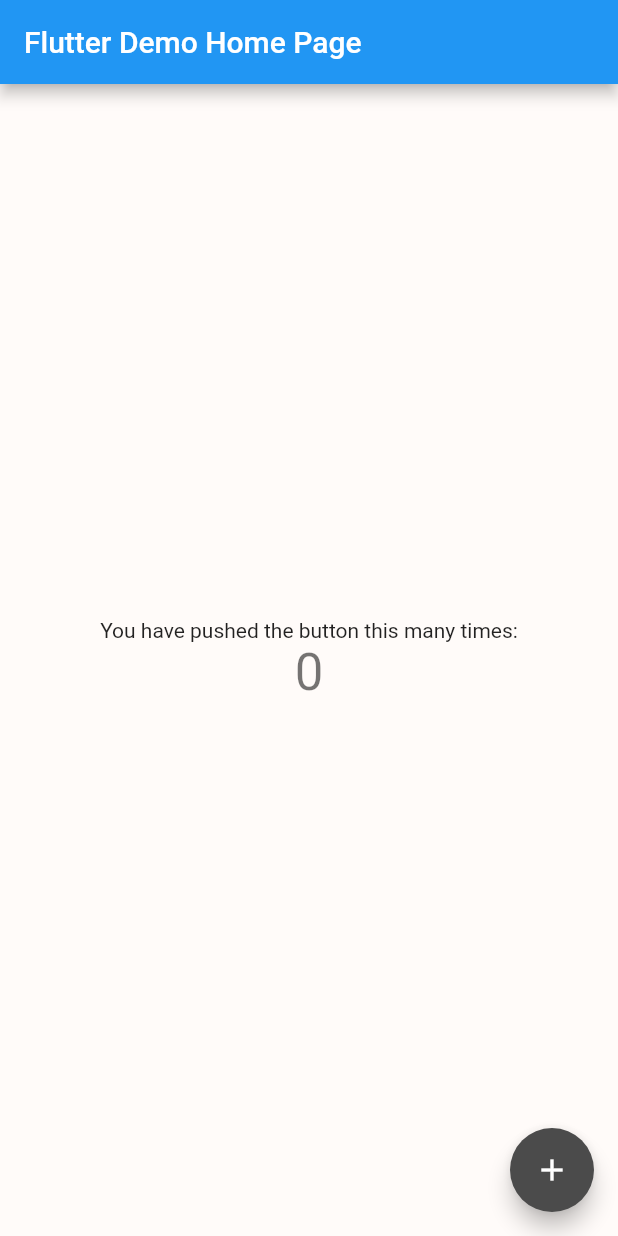
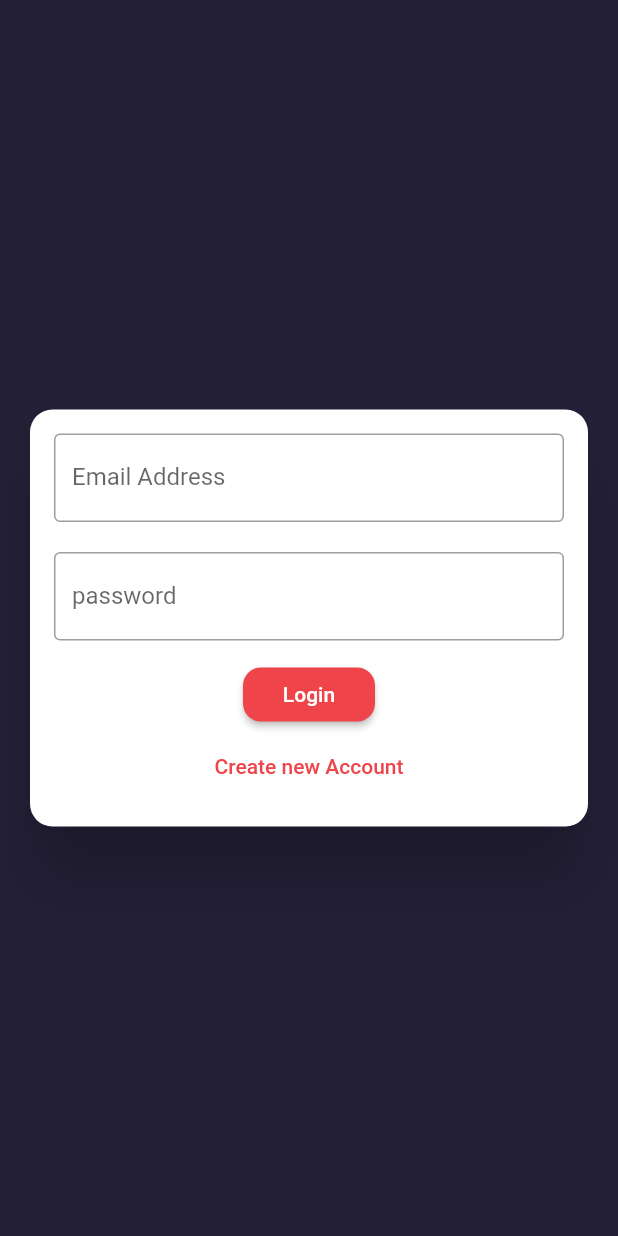
Before and after one commit to javedAJ/chat_app, a Flutter app: the screen it shows after launch, on a phone screen of 412 x 824 dp. Run offline on Flutter 3.47's test engine with Material 2 defaults, Android fonts, the phone set to English and light mode, and no system bars; our stand-ins replace cloud_firestore, firebase_core; accounts and stored records are empty.

Commit message:
till Authentication form

```diff
--- a/lib/colors.dart
+++ b/lib/colors.dart
@@ -6,4 +6,11 @@ class AppColor {
   static Color lightwhite = const Color(0xFFfffbf9);
   static Color lightblue = const Color(0xFF7da6cf);
   static Color lightpurple = const Color(0xFFdeaac5);
+  static Color red = const Color(0xFFef444a);
+  static Color red2 = const Color(0xFFf26063);
+  static Color neavyblue = const Color(0xFF242037);
+  static Color neavyblue2 = const Color(0xFF383455);
+  static Color grey1 = const Color(0xFF8d88a0);
+  static Color redfont = const Color(0xFFec4758);
+  static Color white1 = const Color(0xFFfbfffd);
 }
--- a/lib/main.dart
+++ b/lib/main.dart
@@ -1,7 +1,12 @@
+import 'package:chat_app/screens/auth_screen.dart';
+import 'package:chat_app/screens/chat_screen.dart';
 import 'package:flutter/material.dart';
 import 'colors.dart' as color;
+import 'package:firebase_core/firebase_core.dart';
 
-void main() {
+void main() async {
+  WidgetsFlutterBinding.ensureInitialized();
+  await Firebase.initializeApp();
   runApp(const MyApp());
 }
 
@@ -11,98 +16,21 @@ class MyApp extends StatelessWidget {
   @override
   Widget build(BuildContext context) {
     return MaterialApp(
-      title: 'Flutter Demo',
+      debugShowCheckedModeBanner: false,
+      title: 'ChatApp',
       theme: ThemeData(
-        primaryColor: color.AppColor.lightpink,
+        primaryColor: color.AppColor.neavyblue,
+        backgroundColor: color.AppColor.neavyblue,
+        accentColor: color.AppColor.red,
+        accentColorBrightness: Brightness.dark,
+        buttonTheme: ButtonTheme.of(context).copyWith(
+            buttonColor: color.AppColor.red,
+            textTheme: ButtonTextTheme.primary,
+            shape: RoundedRectangleBorder(
+              borderRadius: BorderRadius.circular(12),
+            )),
       ),
-      home: MyHomePage(title: 'Flutter Demo Home Page'),
+      home: AuthScreen(),
     );
   }
 }
-
-class MyHomePage extends StatefulWidget {
-  const MyHomePage({Key? key, required this.title}) : super(key: key);
-
-  // This widget is the home page of your application. It is stateful, meaning
-  // that it has a State object (defined below) that contains fields that affect
-  // how it looks.
-
-  // This class is the configuration for the state. It holds the values (in this
-  // case the title) provided by the parent (in this case the App widget) and
-  // used by the build method of the State. Fields in a Widget subclass are
-  // always marked "final".
-
-  final String title;
-
-  @override
-  State<MyHomePage> createState() => _MyHomePageState();
-}
-
-class _MyHomePageState extends State<MyHomePage> {
-  int _counter = 0;
-
-  void _incrementCounter() {
-    setState(() {
-      // This call to setState tells the Flutter framework that something has
-      // changed in this State, which causes it to rerun the build method below
-      // so that the display can reflect the updated values. If we changed
-      // _counter without calling setState(), then the build method would not be
-      // called again, and so nothing would appear to happen.
-      _counter++;
-    });
-  }
-
-  @override
-  Widget build(BuildContext context) {
-    // This method is rerun every time setState is called, for instance as done
-    // by the _incrementCounter method above.
-    //
-    // The Flutter framework has been optimized to make rerunning build methods
-    // fast, so that you can just rebuild anything that needs updating rather
-    // than having to individually change instances of widgets.
-    return Scaffold(
-      backgroundColor: color.AppColor.lightwhite,
-      appBar: AppBar(
-        // Here we take the value from the MyHomePage object that was created by
-        // the App.build method, and use it to set our appbar title.
-        title: Text(widget.title),
-      ),
-      body: Center(
-        // Center is a layout widget. It takes a single child and positions it
-        // in the middle of the parent.
-        child: Column(
-          // Column is also a layout widget. It takes a list of children and
-          // arranges them vertically. By default, it sizes itself to fit its
-          // children horizontally, and tries to be as tall as its parent.
-          //
-          // Invoke "debug painting" (press "p" in the console, choose the
-          // "Toggle Debug Paint" action from the Flutter Inspector in Android
-          // Studio, or the "Toggle Debug Paint" command in Visual Studio Code)
-          // to see the wireframe for each widget.
-          //
-          // Column has various properties to control how it sizes itself and
-          // how it positions its children. Here we use mainAxisAlignment to
-          // center the children vertically; the main axis here is the vertical
-          // axis because Columns are vertical (the cross axis would be
-          // horizontal).
-          mainAxisAlignment: MainAxisAlignment.center,
-          children: <Widget>[
-            const Text(
-              'You have pushed the button this many times:',
-            ),
-            Text(
-              '$_counter',
-              style: Theme.of(context).textTheme.headline4,
-            ),
-          ],
-        ),
-      ),
-      floatingActionButton: FloatingActionButton(
-        backgroundColor: color.AppColor.lightblack,
-        onPressed: _incrementCounter,
-        tooltip: 'Increment',
-        child: const Icon(Icons.add),
-      ), // This trailing comma makes auto-formatting nicer for build methods.
-    );
-  }
-}
--- a/lib/screens/auth_screen.dart
+++ b/lib/screens/auth_screen.dart
@@ -0,0 +1,20 @@
+import 'package:chat_app/widgets/auth/auth_form.dart';
+import 'package:flutter/material.dart';
+import 'package:chat_app/colors.dart' as color;
+
+class AuthScreen extends StatefulWidget {
+  const AuthScreen({Key? key}) : super(key: key);
+
+  @override
+  _AuthScreenState createState() => _AuthScreenState();
+}
+
+class _AuthScreenState extends State<AuthScreen> {
+  @override
+  Widget build(BuildContext context) {
+    return Scaffold(
+      backgroundColor: Theme.of(context).primaryColor,
+      body: AuthForm(),
+    );
+  }
+}
--- /dev/null
+++ b/lib/widgets/auth/auth_form.dart
@@ -0,0 +1,138 @@
+import 'package:flutter/material.dart';
+import 'package:chat_app/colors.dart' as color;
+
+class AuthForm extends StatefulWidget {
+  const AuthForm({Key? key}) : super(key: key);
+
+  @override
+  _AuthFormState createState() => _AuthFormState();
+}
+
+class _AuthFormState extends State<AuthForm> {
+  final _formKey = GlobalKey<FormState>();
+
+  var _isLogin = true;
+
+  var _userEmail = '';
+  var _userName = '';
+  var _userPassword = '';
+
+  void _trySubmit() {
+    final isValid = _formKey.currentState!.validate();
+    FocusScope.of(context).unfocus();
+
+    if (isValid) {
+      _formKey.currentState!.save();
+      print(_userEmail);
+      print(_userName);
+      print(_userPassword);
+    }
+  }
+
+  @override
+  Widget build(BuildContext context) {
+    return Center(
+      child: Card(
+        shape: RoundedRectangleBorder(
+          borderRadius: BorderRadius.circular(15),
+        ),
+        elevation: 20,
+        margin: const EdgeInsets.all(20),
+        child: SingleChildScrollView(
+          child: Padding(
+            padding: const EdgeInsets.all(16),
+            child: Form(
+                key: _formKey,
+                child: Column(
+                  mainAxisSize: MainAxisSize.min,
+                  children: <Widget>[
+                    TextFormField(
+                      validator: (value) {
+                        if (value!.isEmpty || !value.contains('@')) {
+                          return 'Please Enter a valid email address';
+                        }
+                        return null;
+                      },
+                      cursorColor: color.AppColor.red,
+                      keyboardType: TextInputType.emailAddress,
+                      decoration: InputDecoration(
+                        labelText: 'Email Address',
+                        hintText: ' Enter Email Address',
+                        border: OutlineInputBorder(
+                          borderSide:
+                              BorderSide(color: color.AppColor.neavyblue),
+                        ),
+                      ),
+                      onSaved: (value) {
+                        _userEmail = value!;
+                      },
+                    ),
+                    const SizedBox(
+                      height: 10,
+                    ),
+                    if (!_isLogin)
+                      TextFormField(
+                        validator: (value) {
+                          if (value!.isEmpty || value.length < 4) {
+                            return 'Please enter at least 4 charcters';
+                          }
+                          return null;
+                        },
+                        cursorColor: color.AppColor.red,
+                        decoration: const InputDecoration(
+                            labelText: 'Usename',
+                            border: OutlineInputBorder(),
+                            hintText: 'Enter User Name'),
+                        onSaved: (value) {
+                          _userName = value!;
+                        },
+                      ),
+                    const SizedBox(
+                      height: 10,
+                    ),
+                    TextFormField(
+                      validator: (value) {
+                        if (value!.isEmpty || value.length < 7) {
+                          return 'password must be at least 7 charcters long';
+                        }
+                        return null;
+                      },
+                      obscureText: true,
+                      cursorColor: color.AppColor.red,
+                      decoration: const InputDecoration(
+                        labelText: 'password',
+                        hintText: 'Enter Password',
+                        border: OutlineInputBorder(),
+                      ),
+                      onSaved: (value) {
+                        _userPassword = value!;
+                      },
+                    ),
+                    const SizedBox(
+                      height: 12,
+                    ),
+                    RaisedButton(
+                      onPressed: _trySubmit,
+                      child: Text(_isLogin ? 'Login' : 'Signup'),
+                    ),
+                    FlatButton(
+                      textColor: color.AppColor.red,
+                      onPressed: () {
+                        setState(() {
+                          _isLogin = !_isLogin;
+                        });
+                      },
+                      child: Text(
+                        _isLogin
+                            ? 'Create new Account'
+                            : 'I already have an account',
+                      ),
+                    ),
+                  ],
+                )),
+          ),
+        ),
+      ),
+    );
+  }
+}
--- a/pubspec.yaml
+++ b/pubspec.yaml
@@ -34,6 +34,9 @@ dependencies:
   # The following adds the Cupertino Icons font to your application.
   # Use with the CupertinoIcons class for iOS style icons.
   cupertino_icons: ^1.0.2
+  cloud_firestore: ^3.1.8
+  firebase_core: ^1.12.0
+
 
 dev_dependencies:
   flutter_test:
```
Also changed, not shown: lib/screens/chat_screen.dart (+47 -0 lines), pubspec.lock, 3 other files.
